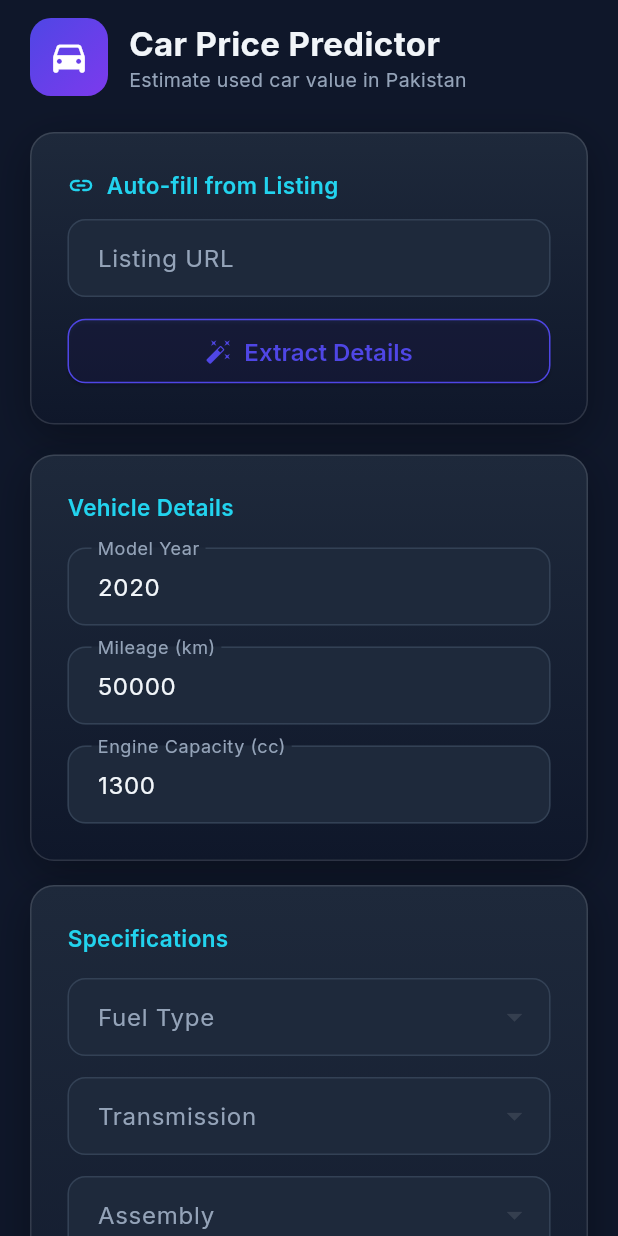
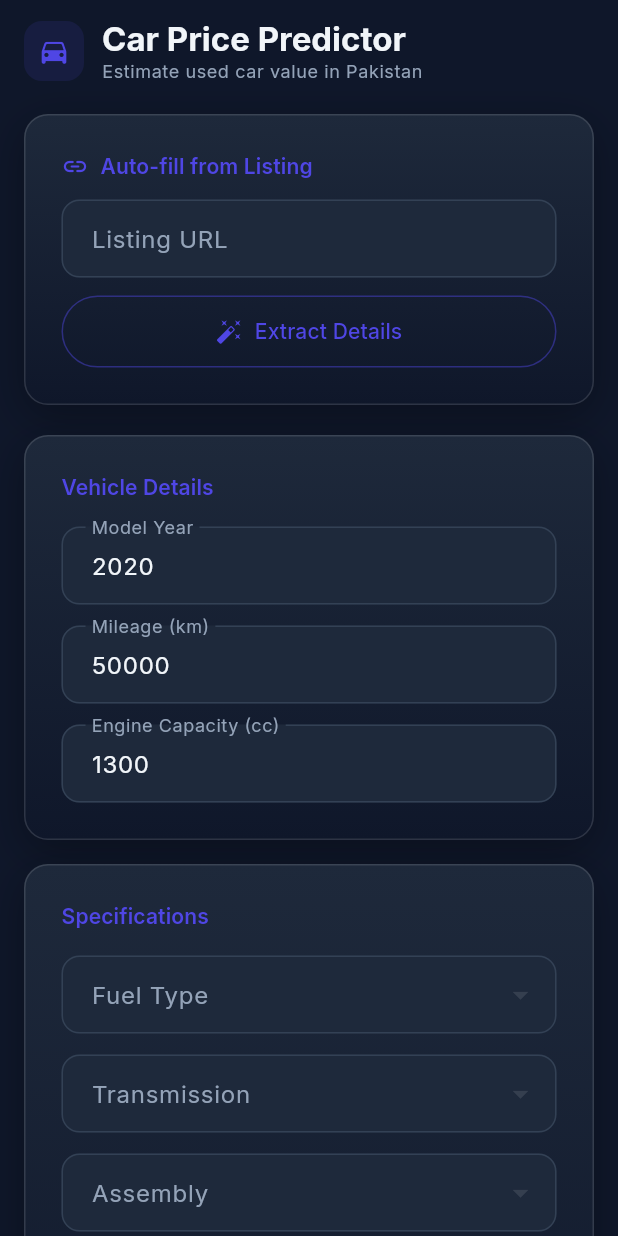
Before and after one commit to IzenAbbas/Asset_price_predictor, a Flutter app: the CarPredictionScreen widget shown alone on an empty page, opened directly with empty values, on a phone screen of 412 x 824 dp. Run offline on Flutter 3.47's test engine with Material 3 defaults, Android fonts, the phone set to English and light mode, and no system bars; our stand-ins replace google_fonts; network calls fail; project files that could hold a hidden picture were left out.

Commit message:
UI updated

```diff
--- a/ml_frontend/lib/screens/car_prediction_screen.dart
+++ b/ml_frontend/lib/screens/car_prediction_screen.dart
@@ -159,10 +159,13 @@ class _CarPredictionScreenState extends State<CarPredictionScreen>
         ),
       );
     } catch (e) {
-      final errorMsg = e.toString().replaceFirst('Exception: ', '');
       setState(() {
         _isExtracting = false;
-        _extractionError = errorMsg;
+        _extractionError = ApiService.userMessageFromError(
+          e,
+          fallback:
+              'We could not read details from that listing. You can fill the form manually.',
+        );
       });
     }
   }
@@ -196,7 +199,11 @@ class _CarPredictionScreenState extends State<CarPredictionScreen>
       _animCtrl.forward();
     } catch (e) {
       setState(() {
-        _error = e.toString().replaceFirst('Exception: ', '');
+        _error = ApiService.userMessageFromError(
+          e,
+          fallback:
+              'We could not generate a car price right now. Please try again.',
+        );
         _isLoading = false;
       });
     }
@@ -205,9 +212,11 @@ class _CarPredictionScreenState extends State<CarPredictionScreen>
   @override
   Widget build(BuildContext context) {
     final car = widget.options.car;
+    final scheme = Theme.of(context).colorScheme;
+    final isDark = Theme.of(context).brightness == Brightness.dark;
 
     return SingleChildScrollView(
-      padding: const EdgeInsets.symmetric(horizontal: 20, vertical: 12),
+      padding: const EdgeInsets.symmetric(horizontal: 16, vertical: 12),
       child: Form(
         key: _formKey,
         child: Column(
@@ -217,36 +226,32 @@ class _CarPredictionScreenState extends State<CarPredictionScreen>
             Row(
               children: [
                 Container(
-                  padding: const EdgeInsets.all(12),
+                  width: 40,
+                  height: 40,
                   decoration: BoxDecoration(
-                    gradient: AppGradients.primary,
-                    borderRadius: BorderRadius.circular(14),
+                    color: scheme.primary.withValues(alpha: 0.12),
+                    borderRadius: BorderRadius.circular(12),
                   ),
-                  child: const Icon(
+                  child: Icon(
                     Icons.directions_car_rounded,
-                    color: Colors.white,
-                    size: 28,
+                    color: scheme.primary,
+                    size: 22,
                   ),
                 ),
-                const SizedBox(width: 14),
+                const SizedBox(width: 12),
                 Column(
                   crossAxisAlignment: CrossAxisAlignment.start,
                   children: [
                     Text(
                       'Car Price Predictor',
-                      style: GoogleFonts.inter(
-                        fontSize: 22,
+                      style: Theme.of(context).textTheme.titleLarge?.copyWith(
                         fontWeight: FontWeight.w700,
-                        color: Theme.of(context).brightness == Brightness.dark
-                            ? AppColors.textPrimaryDark
-                            : AppColors.textPrimaryLight,
                       ),
                     ),
                     Text(
                       'Estimate used car value in Pakistan',
-                      style: GoogleFonts.inter(
-                        fontSize: 13,
-                        color: Theme.of(context).brightness == Brightness.dark
+                      style: Theme.of(context).textTheme.bodySmall?.copyWith(
+                        color: isDark
                             ? AppColors.textSecondaryDark
                             : AppColors.textSecondaryLight,
                       ),
@@ -255,7 +260,7 @@ class _CarPredictionScreenState extends State<CarPredictionScreen>
                 ),
               ],
             ),
-            const SizedBox(height: 24),
+            const SizedBox(height: 20),
 
             // ── URL Extraction Card ──
             GlassCard(
@@ -266,16 +271,15 @@ class _CarPredictionScreenState extends State<CarPredictionScreen>
                     children: [
                       const Icon(
                         Icons.link_rounded,
-                        color: AppColors.accent,
+                        color: AppColors.primary,
                         size: 18,
                       ),
                       const SizedBox(width: 8),
                       Text(
                         'Auto-fill from Listing',
-                        style: GoogleFonts.inter(
-                          fontSize: 15,
+                        style: Theme.of(context).textTheme.titleSmall?.copyWith(
                           fontWeight: FontWeight.w600,
-                          color: AppColors.accent,
+                          color: AppColors.primary,
                         ),
                       ),
                     ],
@@ -297,7 +301,7 @@ class _CarPredictionScreenState extends State<CarPredictionScreen>
                   const SizedBox(height: 12),
                   SizedBox(
                     width: double.infinity,
-                    child: ElevatedButton.icon(
+                    child: OutlinedButton.icon(
                       onPressed: _isExtracting ? null : _extractVehicleFields,
                       icon: _isExtracting
                           ? const SizedBox(
@@ -313,15 +317,13 @@ class _CarPredictionScreenState extends State<CarPredictionScreen>
                           : const Icon(Icons.auto_fix_high),
                       label: Text(
                         _isExtracting ? 'Extracting...' : 'Extract Details',
-                        style: GoogleFonts.inter(fontWeight: FontWeight.w600),
                       ),
-                      style: ElevatedButton.styleFrom(
-                        padding: const EdgeInsets.symmetric(vertical: 12),
-                        backgroundColor: AppColors.primary.withValues(
-                          alpha: 0.1,
+                      style: OutlinedButton.styleFrom(
+                        padding: const EdgeInsets.symmetric(vertical: 14),
+                        foregroundColor: AppColors.primary,
+                        side: BorderSide(
+                          color: AppColors.primary.withValues(alpha: 0.45),
                         ),
-                        foregroundColor: AppColors.primary,
-                        side: const BorderSide(color: AppColors.primary),
                       ),
                     ),
                   ),
@@ -330,10 +332,10 @@ class _CarPredictionScreenState extends State<CarPredictionScreen>
                     Container(
                       padding: const EdgeInsets.all(12),
                       decoration: BoxDecoration(
-                        color: AppColors.error.withValues(alpha: 0.12),
-                        borderRadius: BorderRadius.circular(8),
+                        color: AppColors.error.withValues(alpha: 0.08),
+                        borderRadius: BorderRadius.circular(12),
                         border: Border.all(
-                          color: AppColors.error.withValues(alpha: 0.4),
+                          color: AppColors.error.withValues(alpha: 0.18),
                         ),
                       ),
                       child: Row(
@@ -347,10 +349,8 @@ class _CarPredictionScreenState extends State<CarPredictionScreen>
                           Expanded(
                             child: Text(
                               _extractionError!,
-                              style: GoogleFonts.inter(
-                                fontSize: 12,
-                                color: AppColors.error,
-                              ),
+                              style: Theme.of(context).textTheme.bodySmall
+                                  ?.copyWith(color: AppColors.error),
                             ),
                           ),
                         ],
@@ -485,10 +485,9 @@ class _CarPredictionScreenState extends State<CarPredictionScreen>
   Widget _sectionTitle(String title) {
     return Text(
       title,
-      style: GoogleFonts.inter(
-        fontSize: 15,
+      style: Theme.of(context).textTheme.titleSmall?.copyWith(
         fontWeight: FontWeight.w600,
-        color: AppColors.accent,
+        color: Theme.of(context).colorScheme.primary,
       ),
     );
   }
@@ -730,94 +729,77 @@ class _CarPredictionScreenState extends State<CarPredictionScreen>
   }
 
   Widget _predictButton() {
-    return Container(
-      decoration: BoxDecoration(
-        gradient: AppGradients.primary,
-        borderRadius: BorderRadius.circular(14),
-        boxShadow: [
-          BoxShadow(
-            color: AppColors.primary.withValues(alpha: 0.4),
-            blurRadius: 16,
-            offset: const Offset(0, 6),
-          ),
-        ],
-      ),
-      child: ElevatedButton(
+    return SizedBox(
+      width: double.infinity,
+      child: FilledButton.icon(
         onPressed: _isLoading ? null : _predict,
-        style: ElevatedButton.styleFrom(
-          backgroundColor: Colors.transparent,
-          shadowColor: Colors.transparent,
-          padding: const EdgeInsets.symmetric(vertical: 18),
+        style: FilledButton.styleFrom(
+          padding: const EdgeInsets.symmetric(vertical: 16),
           shape: RoundedRectangleBorder(
             borderRadius: BorderRadius.circular(14),
           ),
         ),
-        child: _isLoading
+        icon: _isLoading
             ? const SizedBox(
-                height: 22,
-                width: 22,
+                height: 18,
+                width: 18,
                 child: CircularProgressIndicator(
                   color: Colors.white,
-                  strokeWidth: 2.5,
+                  strokeWidth: 2.2,
                 ),
               )
-            : Row(
-                mainAxisAlignment: MainAxisAlignment.center,
-                children: [
-                  const Icon(Icons.auto_awesome, size: 20),
-                  const SizedBox(width: 10),
-                  Text(
-                    'Predict Car Price',
-                    style: GoogleFonts.inter(
-                      fontSize: 16,
-                      fontWeight: FontWeight.w600,
-                    ),
-                  ),
-                ],
-              ),
+            : const Icon(Icons.auto_awesome, size: 20),
+        label: Text(_isLoading ? 'Predicting...' : 'Predict Car Price'),
       ),
     );
   }
 
   Widget _resultCard() {
+    final isDark = Theme.of(context).brightness == Brightness.dark;
+
     return FadeTransition(
       opacity: _fadeAnim,
       child: Container(
         decoration: BoxDecoration(
-          gradient: AppGradients.success,
+          color: Theme.of(context).colorScheme.surface,
           borderRadius: BorderRadius.circular(16),
           boxShadow: [
             BoxShadow(
-              color: AppColors.success.withValues(alpha: 0.3),
-              blurRadius: 20,
+              color: Colors.black.withValues(alpha: isDark ? 0.2 : 0.04),
+              blurRadius: 18,
               offset: const Offset(0, 8),
             ),
           ],
+          border: Border.all(
+            color: isDark ? AppColors.borderDark : AppColors.borderLightTheme,
+          ),
         ),
         padding: const EdgeInsets.all(24),
         child: Column(
           children: [
-            const Icon(
+            Icon(
               Icons.check_circle_rounded,
-              color: Colors.white,
-              size: 48,
+              color: Theme.of(context).colorScheme.primary,
+              size: 42,
             ),
             const SizedBox(height: 12),
             Text(
               'Predicted Price',
-              style: GoogleFonts.inter(
-                fontSize: 14,
-                fontWeight: FontWeight.w500,
-                color: Colors.white70,
+              style: Theme.of(context).textTheme.bodyMedium?.copyWith(
+                fontWeight: FontWeight.w600,
+                color: isDark
+                    ? AppColors.textSecondaryDark
+                    : AppColors.textSecondaryLight,
               ),
             ),
             const SizedBox(height: 6),
             Text(
               _result!.formattedPrice,
-              style: GoogleFonts.inter(
-                fontSize: 32,
+              style: Theme.of(context).textTheme.displaySmall?.copyWith(
                 fontWeight: FontWeight.w800,
-                color: Colors.white,
+                color: isDark
+                    ? AppColors.textPrimaryDark
+                    : AppColors.textPrimaryLight,
               ),
             ),
           ],
@@ -829,19 +811,25 @@ class _CarPredictionScreenState extends State<CarPredictionScreen>
   Widget _errorCard() {
     return Container(
       decoration: BoxDecoration(
-        color: AppColors.error.withValues(alpha: 0.12),
+        color: AppColors.error.withValues(alpha: 0.08),
         borderRadius: BorderRadius.circular(14),
-        border: Border.all(color: AppColors.error.withValues(alpha: 0.4)),
+        border: Border.all(color: AppColors.error.withValues(alpha: 0.18)),
       ),
       padding: const EdgeInsets.all(16),
       child: Row(
         children: [
-          const Icon(Icons.error_outline, color: AppColors.error, size: 24),
+          const Icon(
+            Icons.info_outline_rounded,
+            color: AppColors.error,
+            size: 24,
+          ),
           const SizedBox(width: 12),
           Expanded(
             child: Text(
               _error!,
-              style: GoogleFonts.inter(fontSize: 13, color: AppColors.error),
+              style: Theme.of(
+                context,
+              ).textTheme.bodyMedium?.copyWith(color: AppColors.error),
             ),
           ),
         ],
```
Also changed, not shown: ml_frontend/lib/main.dart (+59 -33 lines), ml_frontend/lib/screens/house_prediction_screen.dart (+82 -95 lines), ml_frontend/lib/services/api_service.dart (+81 -16 lines).
